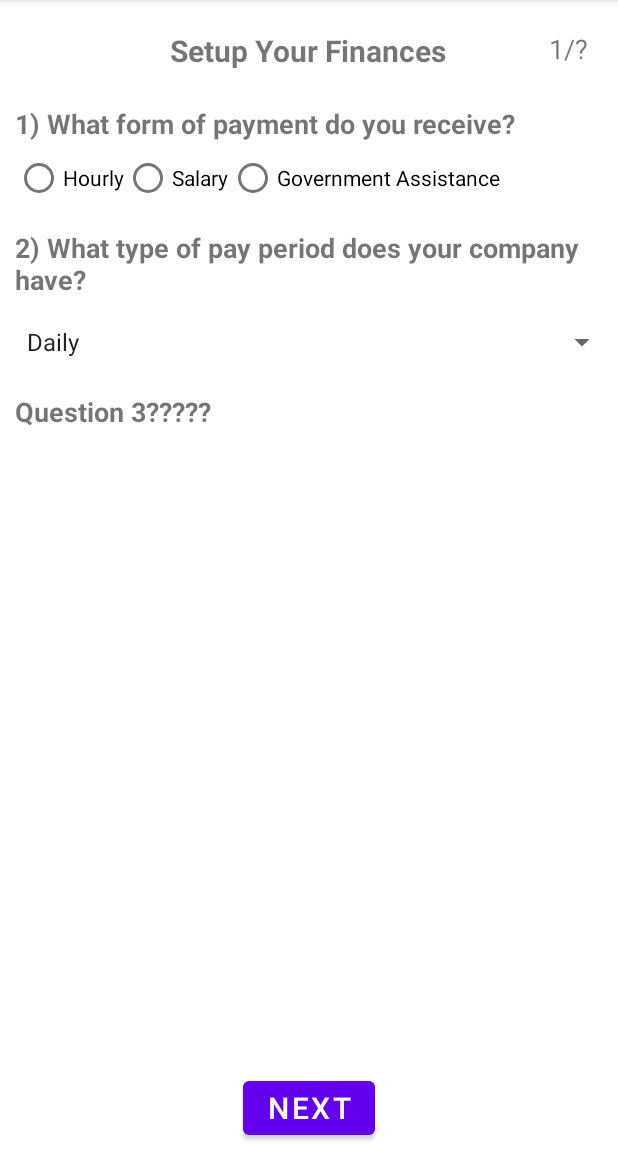
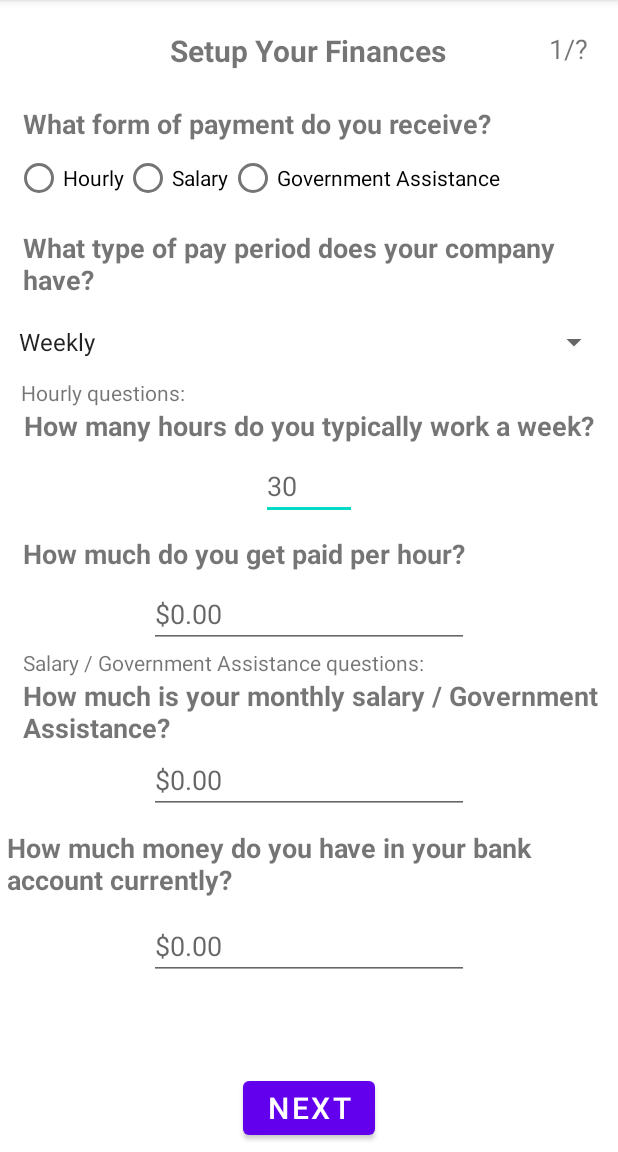
Before and after one commit to Fennrii/BudgetApp, an Android app: the SetupP1 screen opened directly, with no data from a screen before it, on a phone screen of 412 x 824 dp, the part 84-1236 px from its top. Run offline under Robolectric (Android 15) with nearby library versions, the phone set to English and light mode, and no system bars.

Commit message:
Finished Page 1 Ui

```diff
--- a/app/src/main/res/layout/activity_setup_p1.xml
+++ b/app/src/main/res/layout/activity_setup_p1.xml
@@ -1,4 +1,5 @@
 <?xml version="1.0" encoding="utf-8"?>
+<!--Page one of setups-->
 <RelativeLayout xmlns:android="http://schemas.android.com/apk/res/android"
     xmlns:tools="http://schemas.android.com/tools"
     android:layout_width="match_parent"
@@ -15,17 +16,32 @@
         android:layout_marginTop="20dp"
         android:textSize="20sp"
         android:textStyle="bold"
-        android:id="@+id/txtPageTitle"/>
+        android:id="@+id/txtPageTitle" />
+
+    <!--Page Number-->
+    <TextView
+        android:layout_width="wrap_content"
+        android:layout_height="wrap_content"
+        android:text="@string/setup_page1"
+        android:textSize="18sp"
+        android:layout_marginTop="20dp"
+        android:layout_marginEnd="20dp"
+        android:layout_alignParentEnd="true"
+        android:id="@+id/txtPageNumber1"
+        tools:ignore="RelativeOverlap" />
+
+<!--    Get payment type-->
 
     <TextView
         android:layout_width="wrap_content"
         android:layout_height="wrap_content"
         android:text="@string/question1_txt"
-        android:layout_marginStart="10dp"
+        android:layout_marginStart="15dp"
         android:layout_marginTop="70dp"
         android:textSize="18sp"
         android:textStyle="bold"
-        android:id="@+id/txtPaymentTypeQ"/>
+        android:id="@+id/txtPaymentTypeQ"
+        />
 
     <RadioGroup
         android:id="@+id/payment_form"
@@ -56,17 +72,155 @@
 
 
 
-    <!--Page Number-->
+<!-- Pay periods -->
+    <TextView
+        android:id="@+id/txtPayPeriodQ"
+        android:layout_width="wrap_content"
+        android:layout_height="wrap_content"
+        android:text="@string/question2_txt"
+        android:textSize="18sp"
+        android:layout_below="@id/payment_form"
+        android:layout_marginTop="10dp"
+        android:layout_marginStart="15dp"
+        android:textStyle="bold"/>
+
+    <Spinner
+        android:id="@+id/list_payPeriods"
+        android:layout_width="match_parent"
+        android:layout_height="48dp"
+        android:layout_below="@id/txtPayPeriodQ"
+        android:layout_centerHorizontal="true"
+        android:layout_marginTop="5dp"
+        android:layout_marginStart="10dp"
+        android:spinnerMode="dropdown"
+        android:contentDescription="@string/spinner_description"
+        android:tooltipText="@string/spinner_description"/>
+
+<!--    Hourly questions -->
+
     <TextView
         android:layout_width="wrap_content"
         android:layout_height="wrap_content"
-        android:text="@string/setup_page1"
+        android:id="@+id/hourly"
+        android:layout_below="@+id/list_payPeriods"
+        android:layout_marginStart="14dp"
+        android:text="@string/hourly_questions"
+        />
+
+<!--    typical work hours-->
+
+    <TextView
+        android:layout_width="wrap_content"
+        android:layout_height="wrap_content"
+        android:id="@+id/hourly_work_txt"
+        android:layout_below="@+id/hourly"
+        android:text="@string/hourly_work_txt"
+        android:layout_centerHorizontal="true"
         android:textSize="18sp"
-        android:layout_marginTop="20dp"
-        android:layout_marginEnd="20dp"
-        android:layout_alignParentEnd="true"
-        android:id="@+id/txtPageNumber1"
-        tools:ignore="RelativeOverlap" />
+        android:textStyle="bold"
+        android:layout_marginTop="0dp"
+        />
+
+    <EditText
+        android:layout_width="wrap_content"
+        android:layout_height="wrap_content"
+        android:layout_below="@+id/hourly_work_txt"
+        android:ems="3"
+        android:importantForAutofill="no"
+        android:layout_centerHorizontal="true"
+        android:hint="@string/hr_hint"
+        android:inputType="number"
+        android:layout_marginTop="5dp"
+        android:id="@+id/hourly_work_edit"
+        />
+
+<!--    Pay per hour-->
+    <TextView
+        android:layout_width="wrap_content"
+        android:layout_height="wrap_content"
+        android:id="@+id/hourly_pay_txt"
+        android:text="@string/hourly_pay_txt_Q"
+        android:textSize="18sp"
+        android:textStyle="bold"
+        android:layout_below="@id/hourly_work_edit"
+        android:layout_marginStart="15dp"
+        android:layout_marginTop="10dp"
+        />
+
+    <EditText
+        android:layout_width="wrap_content"
+        android:layout_height="wrap_content"
+        android:id="@+id/hourly_pay_edit"
+        android:layout_below="@+id/hourly_pay_txt"
+        android:ems="10"
+        android:hint="@string/empty_currency"
+        android:layout_centerHorizontal="true"
+        android:layout_marginTop="5dp"
+        android:importantForAutofill="no"
+        android:inputType="numberDecimal"/>
+
+
+<!--    Salary/GA Questions-->
+    <TextView
+        android:layout_width="wrap_content"
+        android:layout_height="wrap_content"
+        android:id="@+id/salary_questions"
+        android:text="@string/salary_questions"
+        android:layout_below="@+id/hourly_pay_edit"
+        android:layout_marginStart="15dp"
+        />
+
+    <TextView
+        android:layout_width="wrap_content"
+        android:layout_height="wrap_content"
+        android:id="@+id/salary_text"
+        android:layout_below="@+id/salary_questions"
+        android:layout_marginStart="15dp"
+        android:textStyle="bold"
+        android:textSize="18sp"
+        android:text="@string/Salary_text"
+        />
+
+    <EditText
+        android:layout_width="wrap_content"
+        android:layout_height="wrap_content"
+        android:id="@+id/salary_edit"
+        android:layout_below="@+id/salary_text"
+        android:hint="@string/empty_currency"
+        android:layout_centerHorizontal="true"
+        android:ems="10"
+        android:importantForAutofill="no"
+        android:inputType="numberDecimal"
+        />
+
+
+
+
+
+<!--    Getting current bank balance -->
+    <TextView
+        android:text="@string/current_cash_txt"
+        android:layout_below="@+id/salary_edit"
+        android:layout_width="wrap_content"
+        android:layout_height="wrap_content"
+        android:layout_centerHorizontal="true"
+        android:layout_marginStart="10dp"
+        android:layout_marginTop="10dp"
+        android:textSize="18sp"
+        android:textStyle="bold"
+        android:id="@+id/current_cash"/>
+
+    <EditText
+        android:id="@+id/current_cash_edit"
+        android:layout_width="wrap_content"
+        android:layout_height="wrap_content"
+        android:layout_below="@+id/current_cash"
+        android:layout_marginTop="9dp"
+        android:ems="10"
+        android:hint="@string/empty_currency"
+        android:layout_centerHorizontal="true"
+        android:importantForAutofill="no"
+        android:inputType="numberDecimal" />
 
 
     <!--Next Button-->
@@ -80,38 +234,4 @@
         android:layout_centerHorizontal="true"
         android:id="@+id/btnNextP2"/>
 
-    <TextView
-        android:id="@+id/txtPayPeriodQ"
-        android:layout_width="wrap_content"
-        android:layout_height="wrap_content"
-        android:text="@string/question2_txt"
-        android:textSize="18sp"
-        android:layout_below="@id/payment_form"
-        android:layout_marginTop="10dp"
-        android:layout_marginStart="10dp"
-        android:textStyle="bold"/>
-
-    <Spinner
-        android:id="@+id/list_payPeriods"
-        android:layout_width="match_parent"
-        android:layout_height="48dp"
-        android:layout_below="@id/txtPayPeriodQ"
-        android:layout_marginTop="5dp"
-        android:layout_marginStart="10dp"
-        android:spinnerMode="dropdown"
-        android:contentDescription="@string/spinner_description"
-        android:tooltipText="@string/spinner_description"/>
-
-    <TextView
-        android:text="Question 3?????"
-        android:layout_below="@+id/list_payPeriods"
-        android:layout_width="wrap_content"
-        android:layout_height="wrap_content"
-        android:layout_marginStart="10dp"
-        android:layout_marginTop="10dp"
-        android:textSize="18sp"
-        android:textStyle="bold"
-        android:id="@+id/txtQ"/>
-
-
 </RelativeLayout>
--- a/app/src/main/res/values/strings.xml
+++ b/app/src/main/res/values/strings.xml
@@ -10,8 +10,8 @@
     //Setup Page 1 Texts
     <string name="app_name">Lite Budgeting</string>
     <string name="finance_txt">Setup Your Finances</string>
-    <string name="question1_txt">1) What form of payment do you receive?</string>
-    <string name="question2_txt">2) What type of pay period does your company have?</string>
+    <string name="question1_txt">What form of payment do you receive?</string>
+    <string name="question2_txt">What type of pay period does your company have?</string>
     //End
 
     //Setup Page 2 Texts
@@ -24,13 +24,9 @@
 
     //Pay Period Spinner Text
     <string-array name="pay_periods">
-        //Needs to be changed
-        <item>Daily</item>
         <item>Weekly</item>
         <item>Bi-Weekly</item>
-        <item>Semi-Monthly</item>
         <item>Monthly</item>
-        <item>Salary</item>
     </string-array>
     <string name="spinner_description">Enter in your Pay Period</string>
     //End
@@ -57,6 +53,14 @@
     <string name="btnBack">Back</string>
     <string name="btnSubmitForm">Submit</string>
     <string name="empty_currency">$0.00</string>
+    <string name="current_cash_txt">How much money do you have in your bank account currently?</string>
+    <string name="cash_input_hint">$10.00</string>
+    <string name="hourly_work_txt">How many hours do you typically work a week?</string>
+    <string name="hr_hint">30</string>
+    <string name="hourly_pay_txt_Q">How much do you get paid per hour?</string>
+    <string name="salary_questions">Salary / Government Assistance questions:</string>
+    <string name="hourly_questions">Hourly questions:</string>
+    <string name="Salary_text">How much is your monthly salary / Government Assistance?</string>
     //End
 
 
```
